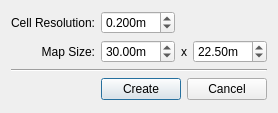
Qt form newscenedialog.ui (ruffsl/discoverage) before a commit.
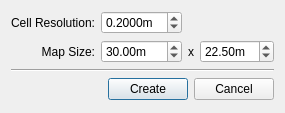
The same form after that commit.

Commit message: - implement anti-aliased bresenham - track amount of free cells and explored cells for statistics

```diff
--- a/newscenedialog.ui
+++ b/newscenedialog.ui
@@ -32,7 +32,7 @@
         <string>m</string>
        </property>
        <property name="decimals">
-        <number>3</number>
+        <number>4</number>
        </property>
        <property name="value">
         <double>0.200000000000000</double>
```
The commit also changes 2 other files.
